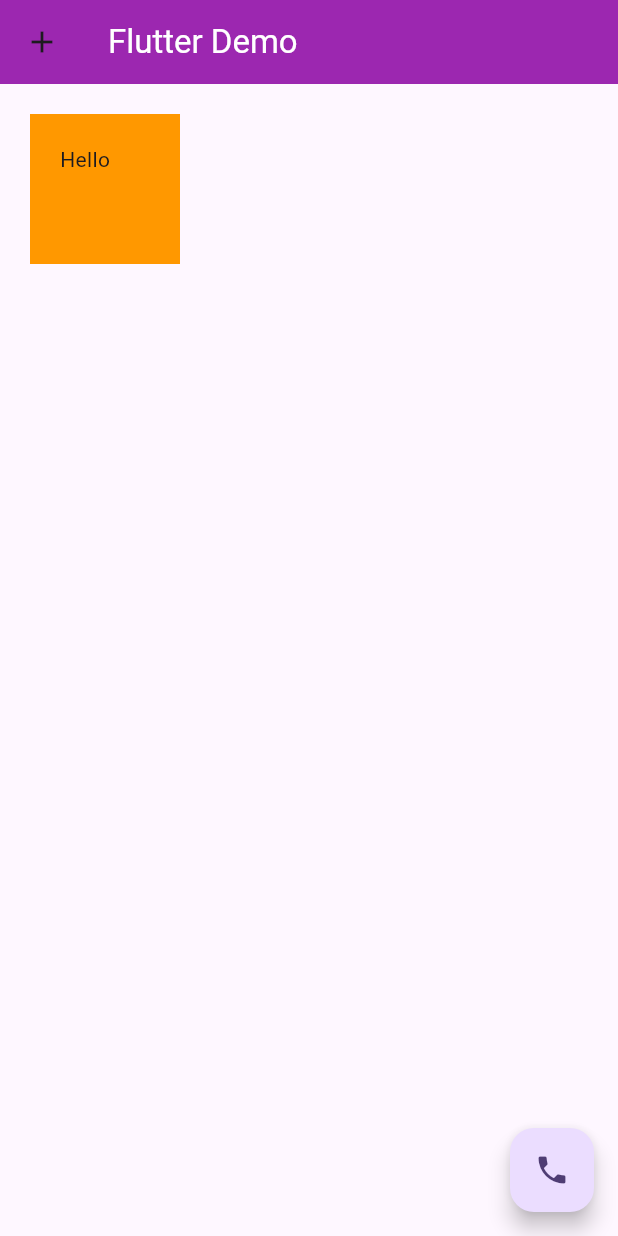
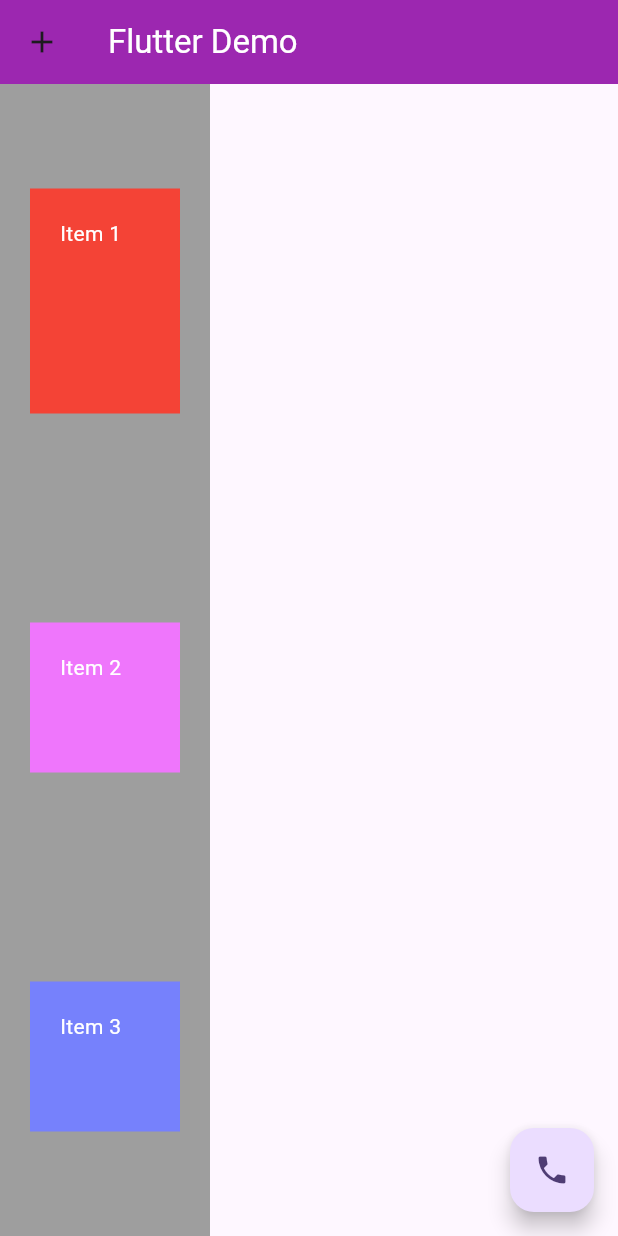
Before and after one commit to pparnfaa/my_firstapp, a Flutter app: the screen it shows after launch, on a phone screen of 412 x 824 dp. Run offline on Flutter 3.47's test engine with Material 3 defaults, Android fonts, the phone set to English and light mode, and no system bars.

Commit message:
add row column

```diff
--- a/lib/main.dart
+++ b/lib/main.dart
@@ -28,19 +28,64 @@ class MyApp extends StatelessWidget {
             backgroundColor: Colors.purple,
           ),
           body: Container(
-            height: 100,
-            width: 100,
-            color: Colors.orange,
-            padding: const EdgeInsets.all(20),
-            margin: const EdgeInsets.all(20),
-            child: const Text('Hello'),
+            color: Colors.grey,
+            child: Column(
+              mainAxisAlignment: MainAxisAlignment.spaceAround,
+              crossAxisAlignment: CrossAxisAlignment.start,
+              mainAxisSize: MainAxisSize.max,
+              children :[Container(
+                height: 150,
+                width: 100,
+                color: Colors.red,
+                padding: const EdgeInsets.all(20),
+                margin: const EdgeInsets.all(20),
+                child: const Text(
+                  "Item 1",
+                  style: TextStyle(color: Colors.white),
+                ),
+              ),
+              Container(
+                height: 100,
+                width: 100,
+                color: const Color.fromARGB(255, 239, 118, 252),
+                padding: const EdgeInsets.all(20),
+                margin: const EdgeInsets.all(20),
+                child: const Text(
+                  "Item 2",
+                  style: TextStyle(color: Colors.white),
+                ),
+              ),
+              Container(
+                height: 100,
+                width: 100,
+                color: const Color.fromARGB(255, 118, 129, 252),
+                padding: const EdgeInsets.all(20),
+                margin: const EdgeInsets.all(20),
+                child: const Text(
+                  "Item 3",
+                  style: TextStyle(color: Colors.white),
+                ),
+
+              ),]
+
           ),
+
+          ),
+              // Container(
+              //   height: 100,
+              //   width: 100,
+              //   color: Colors.orange,
+              //   padding: const EdgeInsets.all(20),
+              //   margin: const EdgeInsets.all(20),
+              //   child: const Text('Hello'),
           floatingActionButton: FloatingActionButton(
             onPressed: () {
               print("Hello");
             },
             child: const Icon(Icons.phone),
           ),
+
+
         ));
   }
 }
```
